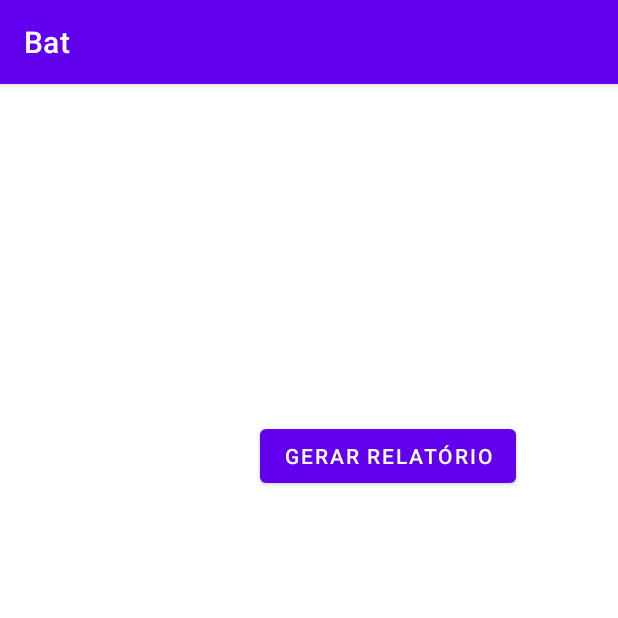
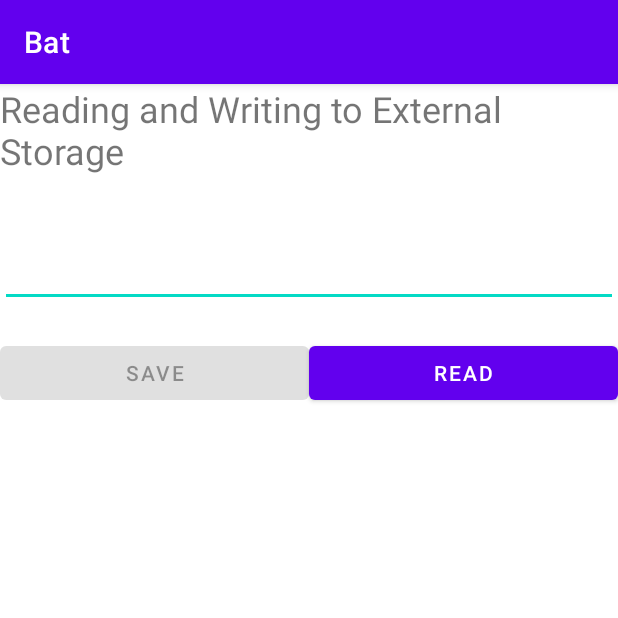
Before and after one commit to daviStudentDS/THE-Bat, an Android app: the ListaCriminosos screen opened directly, with no data from a screen before it, on a phone screen of 412 x 824 dp, the top half of it. Run offline under Robolectric (Android 15) with nearby library versions, the phone set to English and light mode, and no system bars.

Commit message:
add external storage example

```diff
--- a/app/src/main/java/com/example/apptheb/ListaCriminosos.java
+++ b/app/src/main/java/com/example/apptheb/ListaCriminosos.java
@@ -1,110 +1,105 @@
 package com.example.apptheb;
 
+import androidx.annotation.NonNull;
 import androidx.appcompat.app.AppCompatActivity;
-import androidx.core.app.ActivityCompat;
 
-import android.Manifest;
-import android.content.pm.PackageManager;
+import java.io.BufferedReader;
+import java.io.DataInputStream;
+import java.io.File;
+import java.io.FileInputStream;
+import java.io.FileOutputStream;
+import java.io.IOException;
+import java.io.InputStreamReader;
 import android.os.Bundle;
+import android.app.Activity;
 import android.os.Environment;
 import android.view.View;
-import android.widget.Toast;
-
-import java.io.BufferedWriter;
-import java.io.File;
-import java.io.FileNotFoundException;
-import java.io.FileOutputStream;
-import java.io.FileWriter;
-import java.io.IOException;
-import java.io.ObjectOutput;
-import java.io.ObjectOutputStream;
+import android.view.View.OnClickListener;
+import android.widget.Button;
+import android.widget.EditText;
+import android.widget.TextView;
 
 public class ListaCriminosos extends AppCompatActivity {
-    private boolean mExternalStorageAvaible = false;
-    private boolean mExternalStorageWriteable = false;
 
-    public void gerarRelatorio(View v){
+    EditText inputText;
+    TextView response;
+    Button saveButton,readButton;
 
-        String state = Environment.getExternalStorageState();
-
-
-        if(ActivityCompat.checkSelfPermission(this, Manifest.permission.READ_EXTERNAL_STORAGE
-        ) != PackageManager.PERMISSION_GRANTED){
-            ActivityCompat.requestPermissions(this,
-                    new String[]{Manifest.permission.READ_EXTERNAL_STORAGE}, 1);
-        }
-
-        if(ActivityCompat.checkSelfPermission(this, Manifest.permission.WRITE_EXTERNAL_STORAGE
-        ) != PackageManager.PERMISSION_GRANTED){
-            ActivityCompat.requestPermissions(this,
-                    new String[]{Manifest.permission.WRITE_EXTERNAL_STORAGE}, 1);
-        }
-        else {
-            if(Environment.MEDIA_MOUNTED.equals(state)){
-                mExternalStorageAvaible = mExternalStorageWriteable = true;
-
-                try{
-                    File dir = Environment.getExternalStoragePublicDirectory(Environment.DIRECTORY_DOWNLOADS);
-                    if(!dir.exists()){
-                        boolean success = dir.mkdirs();
-
-                        Toast.makeText(this, success ? "s1" : "f1", Toast.LENGTH_SHORT).show();
-                    }
-                    File subDir = new File(dir, "/personagens/");
-                    if(!subDir.exists()){
-                        boolean success = subDir.mkdirs();
-
-                        // Toast.makeText(this, success ? "s2" : "f2", Toast.LENGTH_SHORT).show();
-                    }
-                    File arquivo = new File(dir, "teste.obj");
-
-                    FileWriter fileWriter = new FileWriter(arquivo);
-                    BufferedWriter bufferedWriter = new BufferedWriter(fileWriter);
-                    bufferedWriter.write("salve");
-                    bufferedWriter.close();
-                    Toast.makeText(this, arquivo.getAbsolutePath(), Toast.LENGTH_SHORT).show();
-                } catch (IOException e) {
-                    e.printStackTrace();
-                    Toast.makeText(this, e.getMessage(), Toast.LENGTH_SHORT).show();
-                }
-                /*
-                try{
-                    Personagem objeto = new Personagem("Muié do curinga", "Harley queen", "Batman bem antigo");
-                    FileOutputStream fos = new FileOutputStream(arquivo);
-                    ObjectOutputStream oos = new ObjectOutputStream(fos);
-                    oos.writeObject(objeto);
-                    oos.close();
-                    fos.close();
-                }
-                catch (FileNotFoundException e) {
-                    e.printStackTrace();
-                }
-                catch (IOException e) {
-                    e.printStackTrace();
-                }
-                 */
-            }
-
-            if((Environment.MEDIA_MOUNTED_READ_ONLY.equals(state))){
-                mExternalStorageAvaible = true;
-                mExternalStorageWriteable = false;
-            }
-
-            else{
-                mExternalStorageAvaible = mExternalStorageWriteable = false;
-            }
-        }
-
-
-    }
+    private String filename = "SampleFile.txt";
+    private String filepath = "MyFileStorage";
+    File myExternalFile;
+    String myData = "";
 
     @Override
     protected void onCreate(Bundle savedInstanceState) {
         super.onCreate(savedInstanceState);
         setContentView(R.layout.activity_lista_criminosos);
 
+        inputText = (EditText) findViewById(R.id.myInputText);
+        response = (TextView) findViewById(R.id.response);
+
+
+         saveButton =
+                (Button) findViewById(R.id.saveExternalStorage);
+        saveButton.setOnClickListener(new OnClickListener() {
+            @Override
+            public void onClick(View v) {
+                try {
+                    FileOutputStream fos = new FileOutputStream(myExternalFile);
+                    fos.write(inputText.getText().toString().getBytes());
+                    fos.close();
+                } catch (IOException e) {
+                    e.printStackTrace();
+                }
+                inputText.setText("");
+                response.setText("SampleFile.txt saved to External Storage...");
+            }
+        });
+
+        readButton = (Button) findViewById(R.id.getExternalStorage);
+        readButton.setOnClickListener(new OnClickListener() {
+            @Override
+            public void onClick(View v) {
+                try {
+                    FileInputStream fis = new FileInputStream(myExternalFile);
+                    DataInputStream in = new DataInputStream(fis);
+                    BufferedReader br =
+                            new BufferedReader(new InputStreamReader(in));
+                    String strLine;
+                    while ((strLine = br.readLine()) != null) {
+                        myData = myData + strLine;
+                    }
+                    in.close();
+                } catch (IOException e) {
+                    e.printStackTrace();
+                }
+                inputText.setText(myData);
+                response.setText("SampleFile.txt data retrieved from External Storage...");
+            }
+        });
+
+        if (!isExternalStorageAvailable() || isExternalStorageReadOnly()) {
+            saveButton.setEnabled(false);
+        }
+        else {
+            myExternalFile = new File(getExternalFilesDir(filepath), filename);
+        }
+
 
     }
-
+    private static boolean isExternalStorageReadOnly() {
+        String extStorageState = Environment.getExternalStorageState();
+        if (Environment.MEDIA_MOUNTED_READ_ONLY.equals(extStorageState)) {
+            return true;
+        }
+        return false;
+    }
+    private static boolean isExternalStorageAvailable() {
+        String extStorageState = Environment.getExternalStorageState();
+        if (Environment.MEDIA_MOUNTED.equals(extStorageState)) {
+            return true;
+        }
+        return false;
+    }
 
 }
--- a/app/src/main/res/layout/activity_lista_criminosos.xml
+++ b/app/src/main/res/layout/activity_lista_criminosos.xml
@@ -6,17 +6,50 @@
     android:layout_height="match_parent"
     tools:context=".ListaCriminosos">
 
-    <Button
-        android:id="@+id/button"
+<LinearLayout xmlns:android="http://schemas.android.com/apk/res/android"
+    android:layout_width="fill_parent" android:layout_height="fill_parent"
+    android:orientation="vertical">
+
+    <TextView android:layout_width="fill_parent"
+        android:layout_height="wrap_content"
+        android:text="Reading and Writing to External Storage"
+        android:textSize="24sp"/>
+
+    <EditText android:id="@+id/myInputText"
+        android:layout_width="match_parent"
+        android:layout_height="wrap_content"
+        android:ems="10" android:lines="5"
+        android:minLines="3" android:gravity="top|left"
+        android:inputType="textMultiLine">
+
+        <requestFocus />
+    </EditText>
+
+    <LinearLayout
+    android:layout_width="match_parent" android:layout_height="wrap_content"
+    android:orientation="horizontal"
+        android:weightSum="1.0"
+        android:layout_marginTop="20dp">
+
+    <Button android:id="@+id/saveExternalStorage"
+        android:layout_width="match_parent"
+        android:layout_height="wrap_content"
+        android:text="SAVE"
+        android:layout_weight="0.5"/>
+
+    <Button android:id="@+id/getExternalStorage"
+        android:layout_width="match_parent"
+        android:layout_height="wrap_content"
+        android:layout_weight="0.5"
+        android:text="READ" />
+
+    </LinearLayout>
+
+    <TextView android:id="@+id/response"
         android:layout_width="wrap_content"
-        android:layout_height="wrap_content"
-        android:layout_marginStart="173dp"
-        android:layout_marginTop="224dp"
-        android:layout_marginEnd="65dp"
-        android:onClick="gerarRelatorio"
-        android:text="Gerar Relatório"
-        app:layout_constraintEnd_toEndOf="parent"
-        app:layout_constraintHorizontal_bias="0.0"
-        app:layout_constraintStart_toStartOf="parent"
-        app:layout_constraintTop_toTopOf="parent" />
+        android:layout_height="wrap_content" android:padding="5dp"
+        android:text=""
+        android:textAppearance="?android:attr/textAppearanceMedium" />
+
+</LinearLayout>
 </androidx.constraintlayout.widget.ConstraintLayout>
```
